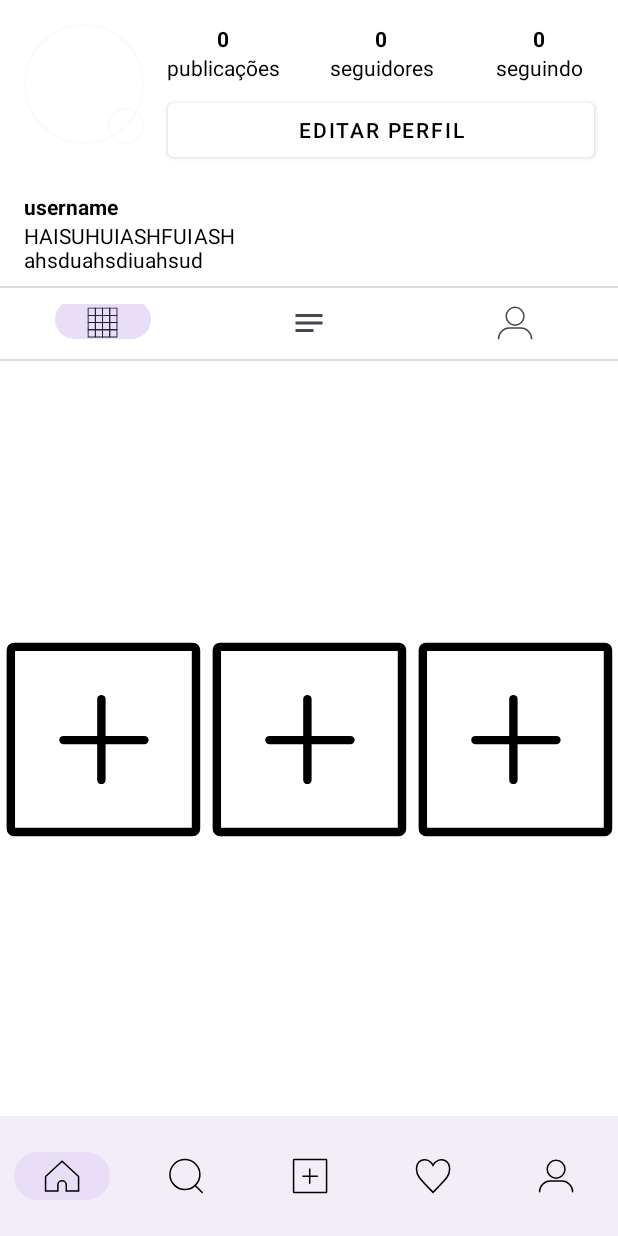
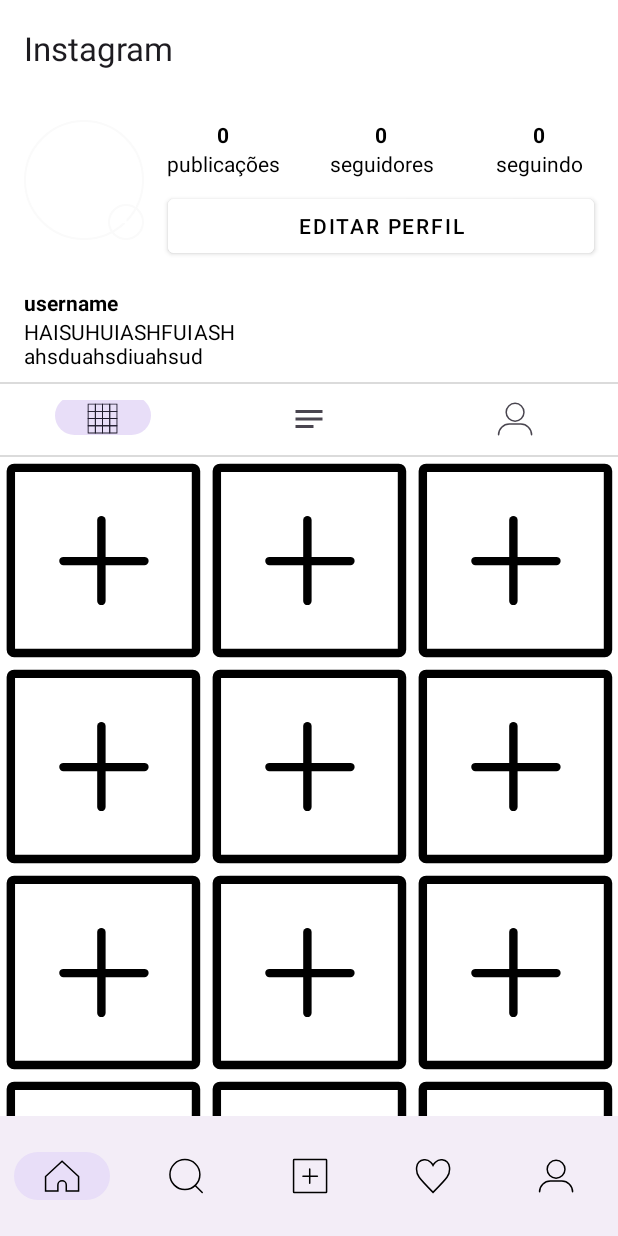
Before and after one commit to luc-ads/InstaApp, an Android app: the screen it shows after launch (MainActivity), on a phone screen of 412 x 824 dp. Run offline under Robolectric (Android 15) with nearby library versions, the phone set to English and light mode, and no system bars; our stand-ins replace CircleImageView.

Commit message:
Evolução do scroll da tela de perfil do usuário

```diff
--- a/app/src/main/java/com/example/instaapp/profille/view/ProfileFragment.kt
+++ b/app/src/main/java/com/example/instaapp/profille/view/ProfileFragment.kt
@@ -1,6 +1,7 @@
 package com.example.instaapp.profille.view
 
 import android.os.Bundle
+import android.util.Log
 import android.view.LayoutInflater
 import android.view.View
 import android.view.ViewGroup
@@ -41,13 +42,14 @@ class ProfileFragment: Fragment() {
             return PostViewHolder(binding)
         }
 
-        override fun getItemCount(): Int = 20
+        override fun getItemCount(): Int = 21
 
         override fun onBindViewHolder(holder: PostViewHolder, position: Int) {
             holder.bind(R.drawable.ic_insta_add)
+            Log.i("onBindCall", "Passou pelo onBind")
         }
 
-        private class PostViewHolder(var itemBinding:ItemProfileGridBinding): RecyclerView.ViewHolder(itemBinding.root) {
+        private class PostViewHolder(var itemBinding: ItemProfileGridBinding): RecyclerView.ViewHolder(itemBinding.root) {
             fun bind(image: Int) {
                 itemBinding.itemProfileImgGrid.setImageResource(image)
             }
--- a/app/src/main/res/layout/activity_main.xml
+++ b/app/src/main/res/layout/activity_main.xml
@@ -6,14 +6,33 @@
     android:layout_height="match_parent"
     tools:context=".MainActivity">
 
-    <fragment
-        android:id="@+id/fragment_profile"
+    <androidx.coordinatorlayout.widget.CoordinatorLayout
         android:layout_width="match_parent"
         android:layout_height="0dp"
-        android:name="com.example.instaapp.profille.view.ProfileFragment"
         app:layout_constraintTop_toTopOf="parent"
-        tools:layout="@layout/profile_fragment"
-        app:layout_constraintBottom_toTopOf="@id/main_bottom_nav"/>
+        app:layout_constraintBottom_toTopOf="@id/main_bottom_nav">
+
+        <com.google.android.material.appbar.AppBarLayout
+            android:layout_width="match_parent"
+            android:layout_height="wrap_content"
+            android:backgroundTint="@color/white">
+
+            <androidx.appcompat.widget.Toolbar
+                android:layout_width="match_parent"
+                android:layout_height="wrap_content"
+                app:title="@string/app_name"/>
+
+        </com.google.android.material.appbar.AppBarLayout>
+
+        <fragment
+            android:id="@+id/fragment_profile"
+            android:layout_width="match_parent"
+            android:layout_height="match_parent"
+            app:layout_behavior="@string/appbar_scrolling_view_behavior"
+            android:name="com.example.instaapp.profille.view.ProfileFragment"
+            tools:layout="@layout/profile_fragment"/>
+
+    </androidx.coordinatorlayout.widget.CoordinatorLayout>
 
     <com.google.android.material.bottomnavigation.BottomNavigationView
         android:id="@+id/main_bottom_nav"
--- a/app/src/main/res/layout/item_profile_grid.xml
+++ b/app/src/main/res/layout/item_profile_grid.xml
@@ -1,7 +1,7 @@
 <?xml version="1.0" encoding="utf-8"?>
 <androidx.constraintlayout.widget.ConstraintLayout xmlns:android="http://schemas.android.com/apk/res/android"
     android:layout_width="match_parent"
-    android:layout_height="match_parent"
+    android:layout_height="wrap_content"
     android:padding="1dp"
     android:background="@color/white"
     xmlns:tools="http://schemas.android.com/tools"
--- a/app/src/main/res/layout/profile_fragment.xml
+++ b/app/src/main/res/layout/profile_fragment.xml
@@ -1,11 +1,16 @@
 <?xml version="1.0" encoding="utf-8"?>
-<androidx.constraintlayout.widget.ConstraintLayout xmlns:android="http://schemas.android.com/apk/res/android"
+<androidx.core.widget.NestedScrollView
+    xmlns:android="http://schemas.android.com/apk/res/android"
     xmlns:tools="http://schemas.android.com/tools"
     android:layout_width="match_parent"
     android:layout_height="match_parent"
     xmlns:app="http://schemas.android.com/apk/res-auto"
-    android:background="@color/white"
-    tools:showIn="@layout/activity_main">
+    android:background="@color/white">
+
+    <androidx.constraintlayout.widget.ConstraintLayout
+        android:layout_width="match_parent"
+        android:layout_height="match_parent"
+        android:focusableInTouchMode="true">
 
         <de.hdodenhof.circleimageview.CircleImageView
             android:id="@+id/profile_img_icon"
@@ -127,10 +132,11 @@
         <androidx.recyclerview.widget.RecyclerView
             android:id="@+id/profile_rv"
             android:layout_width="match_parent"
-        android:layout_height="0dp"
+            android:layout_height="wrap_content"
             tools:listitem="@layout/item_profile_grid"
             app:layout_constraintTop_toBottomOf="@id/profile_navs_tab"
             app:layout_constraintBottom_toBottomOf="parent"/>
 
+    </androidx.constraintlayout.widget.ConstraintLayout>
 
-</androidx.constraintlayout.widget.ConstraintLayout>
+</androidx.core.widget.NestedScrollView>
```
Lines whose indentation alone changed are shown as unchanged.
